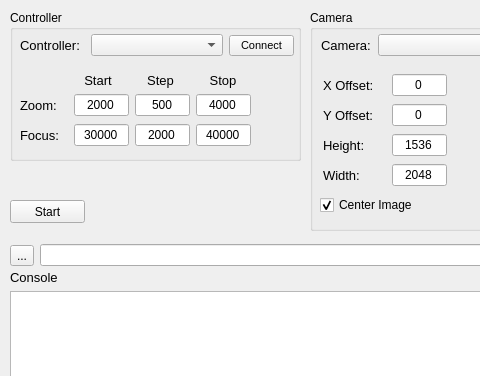
This is capture_gui/src/capture_gui.ui in NSWC-Crane/passive_range as Qt 5 draws it before an edit; both pictures show x 0 to 480 and y 0 to 376 of the 680 by 604 pixel window. The edited form follows.
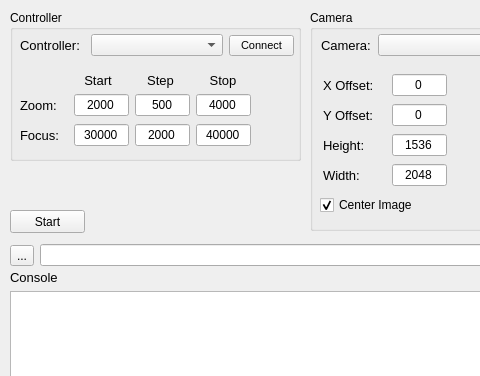
This is the edited form.

```diff
--- a/capture_gui/src/capture_gui.ui
+++ b/capture_gui/src/capture_gui.ui
@@ -1046,7 +1046,7 @@
     <property name="geometry">
      <rect>
       <x>10</x>
-      <y>200</y>
+      <y>210</y>
       <width>75</width>
       <height>23</height>
      </rect>
```
Left out of the diff: 3 changed lines with no effect on the pictures.
